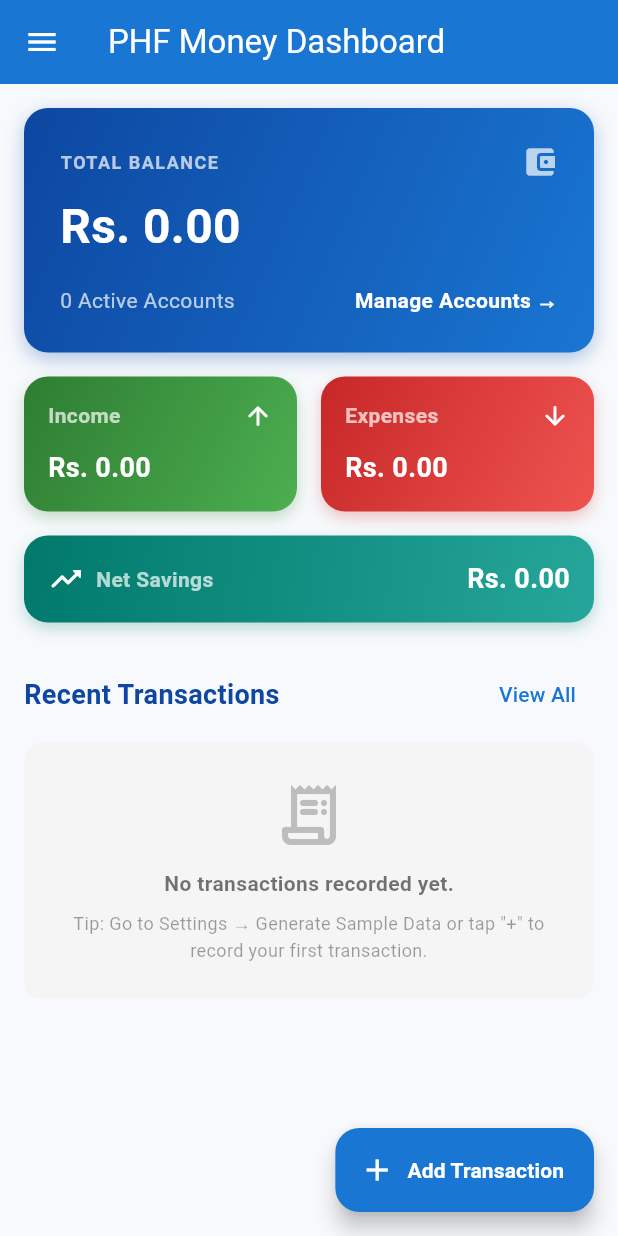
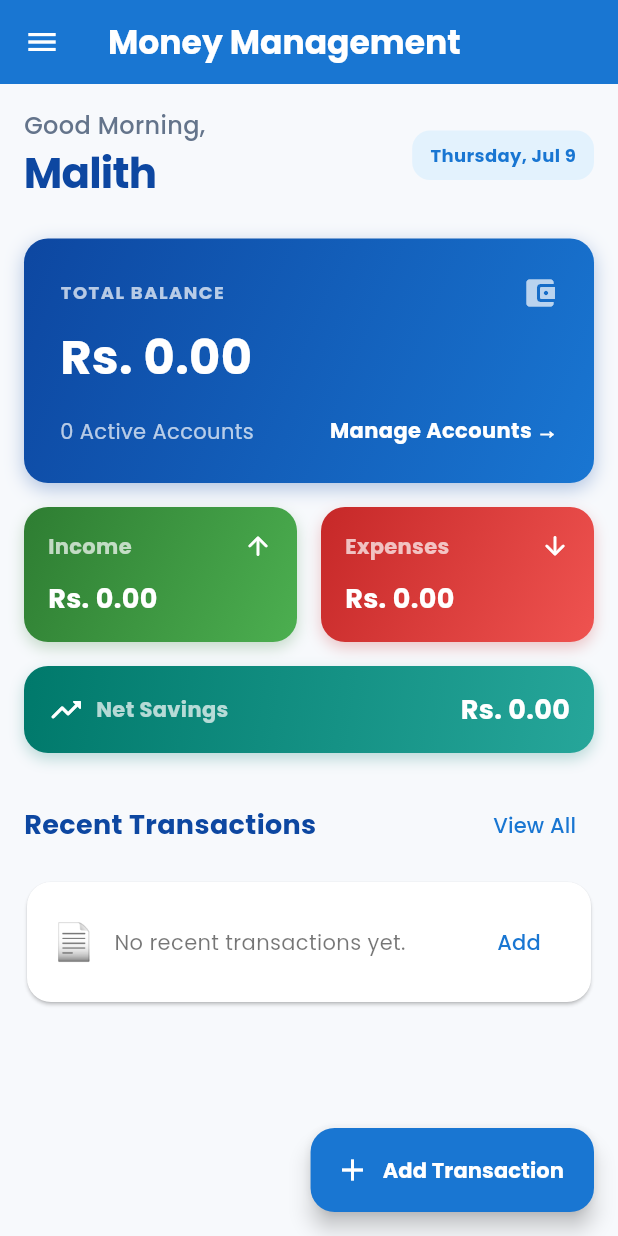
Before and after one commit to MalithShehan/phf_money_management, a Flutter app: the screen it shows after launch, on a phone screen of 412 x 824 dp. Run offline on Flutter 3.47's test engine with Material 3 defaults, Android fonts, the phone set to English and light mode, and no system bars; our stand-ins replace drift, equatable, fl_chart, flutter_riverpod, go_router, google_fonts; accounts and stored records are empty; generated files the repository leaves out were written again; statements that could not run were skipped.

Commit message:
feat: implement responsive grid, Poppins typography, greetings header, recent card styling, and folder alignment

```diff
--- a/lib/app.dart
+++ b/lib/app.dart
@@ -1,5 +1,6 @@
 import 'package:flutter/material.dart';
 import 'package:flutter_riverpod/flutter_riverpod.dart';
+import 'package:google_fonts/google_fonts.dart';
 import 'core/routing/router.dart';
 
 class MyApp extends ConsumerWidget {
@@ -13,6 +14,7 @@ class MyApp extends ConsumerWidget {
       theme: ThemeData(
         useMaterial3: true,
         scaffoldBackgroundColor: const Color(0xFFF7F9FC),
+        textTheme: GoogleFonts.poppinsTextTheme(ThemeData.light().textTheme),
         colorScheme: ColorScheme.fromSeed(
           seedColor: const Color(0xFF1976D2),
           primary: const Color(0xFF1976D2),
@@ -50,6 +52,7 @@ class MyApp extends ConsumerWidget {
       darkTheme: ThemeData(
         useMaterial3: true,
         scaffoldBackgroundColor: const Color(0xFF121212),
+        textTheme: GoogleFonts.poppinsTextTheme(ThemeData.dark().textTheme),
         colorScheme: ColorScheme.fromSeed(
           seedColor: const Color(0xFF1976D2),
           brightness: Brightness.dark,
--- a/lib/features/dashboard/presentation/screens/dashboard_screen.dart
+++ b/lib/features/dashboard/presentation/screens/dashboard_screen.dart
@@ -11,6 +11,69 @@ import 'package:phf_money_management/features/categories/domain/entities/categor
 import 'package:phf_money_management/features/categories/presentation/providers/category_provider.dart';
 import 'package:phf_money_management/features/transactions/domain/entities/transaction.dart';
 import 'package:phf_money_management/features/transactions/presentation/providers/transaction_provider.dart';
+
+String _getGreeting() {
+  final hour = DateTime.now().hour;
+  if (hour < 12) return 'Good Morning';
+  if (hour < 17) return 'Good Afternoon';
+  return 'Good Evening';
+}
+
+Widget _buildLegendItem({
+  required Color color,
+  required String label,
+  required String amount,
+  required String percentage,
+}) {
+  return Row(
+    children: [
+      Container(
+        width: 12,
+        height: 12,
+        decoration: BoxDecoration(
+          color: color,
+          shape: BoxShape.circle,
+        ),
+      ),
+      const SizedBox(width: 8),
+      Expanded(
+        child: Column(
+          crossAxisAlignment: CrossAxisAlignment.start,
+          children: [
+            Row(
+              mainAxisAlignment: MainAxisAlignment.spaceBetween,
+              children: [
+                Text(
+                  label,
+                  style: const TextStyle(
+                    fontWeight: FontWeight.bold,
+                    fontSize: 13,
+                  ),
+                ),
+                Text(
+                  percentage,
+                  style: TextStyle(
+                    color: color,
+                    fontWeight: FontWeight.bold,
+                    fontSize: 13,
+                  ),
+                ),
+              ],
+            ),
+            const SizedBox(height: 2),
+            Text(
+              amount,
+              style: const TextStyle(
+                color: Colors.black54,
+                fontSize: 12,
+              ),
+            ),
+          ],
+        ),
+      ),
+    ],
+  );
+}
 
 class DashboardScreen extends ConsumerWidget {
   const DashboardScreen({super.key});
@@ -81,24 +144,57 @@ class DashboardScreen extends ConsumerWidget {
       }
     }
 
-    return Scaffold(
-      appBar: AppBar(
-        title: const Text('PHF Money Dashboard'),
-        backgroundColor: const Color(0xFF1976D2),
-        foregroundColor: Colors.white,
-      ),
-      drawer: const AppDrawer(),
-      body: (accountState.isLoading ||
-              transactionState.isLoading ||
-              categoryState.isLoading ||
-              budgetState.isLoading)
-          ? const Center(child: CircularProgressIndicator())
-          : SingleChildScrollView(
-              child: Padding(
-                padding: const EdgeInsets.all(16.0),
-                child: Column(
+    final width = MediaQuery.of(context).size.width;
+    final isTablet = width > 768;
+
+    Widget mainContent = Column(
       crossAxisAlignment: CrossAxisAlignment.start,
       children: [
+        // Greeting Header
+        Row(
+          mainAxisAlignment: MainAxisAlignment.spaceBetween,
+          children: [
+            Column(
+              crossAxisAlignment: CrossAxisAlignment.start,
+              children: [
+                Text(
+                  '${_getGreeting()},',
+                  style: const TextStyle(
+                    fontSize: 16,
+                    color: Color(0xFF64748B),
+                    fontWeight: FontWeight.w500,
+                  ),
+                ),
+                const Text(
+                  'Malith',
+                  style: TextStyle(
+                    fontSize: 28,
+                    fontWeight: FontWeight.bold,
+                    color: Color(0xFF0D47A1),
+                    letterSpacing: -0.5,
+                  ),
+                ),
+              ],
+            ),
+            Container(
+              padding: const EdgeInsets.symmetric(horizontal: 12, vertical: 8),
+              decoration: BoxDecoration(
+                color: Colors.blue[50],
+                borderRadius: BorderRadius.circular(12),
+              ),
+              child: Text(
+                DateFormat('EEEE, MMM d').format(DateTime.now()),
+                style: const TextStyle(
+                  color: Color(0xFF1976D2),
+                  fontWeight: FontWeight.bold,
+                  fontSize: 12,
+                ),
+              ),
+            ),
+          ],
+        ),
+        const SizedBox(height: 24),
+
         // 1. Total Balance Card
         Container(
           width: double.infinity,
@@ -312,7 +408,7 @@ class DashboardScreen extends ConsumerWidget {
         ),
         const SizedBox(height: 16),
 
-              // 4. Net Income Card
+        // 4. Net Savings Card
         Container(
           width: double.infinity,
           padding: const EdgeInsets.all(16),
@@ -363,8 +459,12 @@ class DashboardScreen extends ConsumerWidget {
             ],
           ),
         ),
-              const SizedBox(height: 24),
+      ],
+    );
 
+    Widget sideContent = Column(
+      crossAxisAlignment: CrossAxisAlignment.start,
+      children: [
         // 5. Chart (Visual comparison)
         if (monthlyIncome > 0 || monthlyExpense > 0) ...[
           const Text(
@@ -470,37 +570,28 @@ class DashboardScreen extends ConsumerWidget {
           ],
         ),
         const SizedBox(height: 8),
-
-              if (transactionState.isLoading)
-                const Center(
+        if (recentTransactions.isEmpty)
+          Card(
+            elevation: 1,
+            shape: RoundedRectangleBorder(borderRadius: BorderRadius.circular(16)),
             child: Padding(
-                    padding: EdgeInsets.all(16.0),
-                    child: CircularProgressIndicator(),
+              padding: const EdgeInsets.all(16.0),
+              child: Row(
+                children: [
+                  const Text('📄', style: TextStyle(fontSize: 24)),
+                  const SizedBox(width: 12),
+                  const Expanded(
+                    child: Text(
+                      'No recent transactions yet.',
+                      style: TextStyle(color: Colors.black54),
                     ),
-                )
-              else if (transactionState.transactions.isEmpty)
-                Container(
-                  width: double.infinity,
-                  padding: const EdgeInsets.all(24),
-                  decoration: BoxDecoration(
-                    color: Colors.grey[100],
-                    borderRadius: BorderRadius.circular(12),
                   ),
-                  child: Column(
-                    children: [
-                      Icon(Icons.receipt_long_rounded, size: 48, color: Colors.grey[400]),
-                      const SizedBox(height: 12),
-                      const Text(
-                        'No transactions recorded yet.',
-                        style: TextStyle(color: Colors.black54, fontWeight: FontWeight.bold),
-                      ),
-                      const SizedBox(height: 8),
-                      const Text(
-                        'Tip: Go to Settings → Generate Sample Data or tap "+" to record your first transaction.',
-                        textAlign: TextAlign.center,
-                        style: TextStyle(color: Colors.black38, fontSize: 12),
+                  TextButton(
+                    onPressed: () => context.go('/add-transaction'),
+                    child: const Text('Add'),
                   ),
                 ],
+              ),
             ),
           )
         else
@@ -512,44 +603,135 @@ class DashboardScreen extends ConsumerWidget {
               final tx = recentTransactions[index];
               final isIncome = tx.type.toLowerCase() == 'income';
 
-                    // Lookup account name & category name for friendly listing
-                    final accountName = accountState.accounts
-                        .firstWhere((a) => a.id == tx.accountId,
-                            orElse: () => const Account(id: 0, name: 'Unknown Account', balance: 0, type: ''))
-                        .name;
+              final isToday = tx.date.year == now.year && tx.date.month == now.month && tx.date.day == now.day;
+              final dateString = isToday ? 'Today' : DateFormat('yyyy-MM-dd').format(tx.date);
+
+              // Lookup account name & category details for friendly listing
+              final account = accountState.accounts.firstWhere(
+                (a) => a.id == tx.accountId,
+                orElse: () => const Account(id: 0, name: 'Unknown Account', balance: 0, type: ''),
+              );
+
+              final category = categoryState.categories.firstWhere(
+                (c) => c.id == tx.categoryId,
+                orElse: () => const Category(id: 0, name: 'General', type: 'Expense'),
+              );
+
+              final emoji = category.name.toLowerCase().contains('salary')
+                  ? '💳'
+                  : (isIncome ? '⬆️' : '⬇️');
 
               return Card(
                 margin: const EdgeInsets.symmetric(vertical: 6),
-                      child: ListTile(
-                        leading: CircleAvatar(
-                          backgroundColor: isIncome ? Colors.green[100] : Colors.red[100],
-                          child: Icon(
-                            isIncome ? Icons.arrow_upward_rounded : Icons.arrow_downward_rounded,
-                            color: isIncome ? Colors.green[800] : Colors.red[800],
+                elevation: 0.5,
+                shape: RoundedRectangleBorder(
+                  borderRadius: BorderRadius.circular(16),
+                ),
+                child: Padding(
+                  padding: const EdgeInsets.all(16.0),
+                  child: Row(
+                    children: [
+                      Container(
+                        padding: const EdgeInsets.all(10),
+                        decoration: BoxDecoration(
+                          color: isIncome ? const Color(0xFFE8F5E9) : const Color(0xFFFFEBEE),
+                          shape: BoxShape.circle,
+                        ),
+                        child: Text(
+                          emoji,
+                          style: const TextStyle(fontSize: 18),
                         ),
                       ),
-                        title: Text(
+                      const SizedBox(width: 16),
+                      Expanded(
+                        child: Column(
+                          crossAxisAlignment: CrossAxisAlignment.start,
+                          children: [
+                            Text(
                               tx.description != null && tx.description!.isNotEmpty
                                   ? tx.description!
-                              : (isIncome ? 'Income Source' : 'Expense Detail'),
-                          style: const TextStyle(fontWeight: FontWeight.bold),
+                                  : category.name,
+                              style: const TextStyle(
+                                  fontWeight: FontWeight.bold,
+                                  fontSize: 15,
+                                  color: Color(0xFF1E293B)),
                             ),
-                        subtitle: Text(
-                          '$accountName • ${DateFormat('yyyy-MM-dd').format(tx.date)}',
-                          style: const TextStyle(fontSize: 12),
+                            const SizedBox(height: 4),
+                            Text(
+                              '$dateString • ${account.name}',
+                              style: const TextStyle(
+                                fontSize: 12,
+                                color: Color(0xFF64748B),
                               ),
-                        trailing: Text(
+                            ),
+                          ],
+                        ),
+                      ),
+                      Text(
                         '${isIncome ? '+' : '-'}${currencyFormat.format(tx.amount)}',
                         style: TextStyle(
-                            color: isIncome ? Colors.green[800] : Colors.red[800],
+                          color: isIncome ? const Color(0xFF2E7D32) : const Color(0xFFC62828),
                           fontWeight: FontWeight.bold,
                           fontSize: 16,
                         ),
+                      ),
+                    ],
                   ),
                 ),
               );
             },
           ),
+      ],
+    );
+
+    return Scaffold(
+      appBar: AppBar(
+        title: const Text(
+          'Money Management',
+          style: TextStyle(fontWeight: FontWeight.bold),
+        ),
+        backgroundColor: const Color(0xFF1976D2),
+        foregroundColor: Colors.white,
+      ),
+      drawer: const AppDrawer(),
+      body: (accountState.isLoading ||
+              transactionState.isLoading ||
+              categoryState.isLoading ||
+              budgetState.isLoading)
+          ? const Center(child: CircularProgressIndicator())
+          : isTablet
+              ? Row(
+                  crossAxisAlignment: CrossAxisAlignment.start,
+                  children: [
+                    Expanded(
+                      flex: 5,
+                      child: SingleChildScrollView(
+                        child: Padding(
+                          padding: const EdgeInsets.all(16.0),
+                          child: mainContent,
+                        ),
+                      ),
+                    ),
+                    const VerticalDivider(width: 1),
+                    Expanded(
+                      flex: 5,
+                      child: SingleChildScrollView(
+                        child: Padding(
+                          padding: const EdgeInsets.all(16.0),
+                          child: sideContent,
+                        ),
+                      ),
+                    ),
+                  ],
+                )
+              : SingleChildScrollView(
+                  child: Padding(
+                    padding: const EdgeInsets.all(16.0),
+                    child: Column(
+                      children: [
+                        mainContent,
+                        const SizedBox(height: 24),
+                        sideContent,
                       ],
                     ),
                   ),
@@ -565,60 +747,4 @@ class DashboardScreen extends ConsumerWidget {
       ),
     );
   }
-
-  Widget _buildLegendItem({
-    required Color color,
-    required String label,
-    required String amount,
-    required String percentage,
-  }) {
-    return Row(
-      children: [
-        Container(
-          width: 12,
-          height: 12,
-          decoration: BoxDecoration(
-            color: color,
-            shape: BoxShape.circle,
-          ),
-        ),
-        const SizedBox(width: 8),
-        Expanded(
-          child: Column(
-            crossAxisAlignment: CrossAxisAlignment.start,
-            children: [
-              Row(
-                mainAxisAlignment: MainAxisAlignment.spaceBetween,
-                children: [
-                  Text(
-                    label,
-                    style: const TextStyle(
-                      fontWeight: FontWeight.bold,
-                      fontSize: 13,
-                    ),
-                  ),
-                  Text(
-                    percentage,
-                    style: TextStyle(
-                      color: color,
-                      fontWeight: FontWeight.bold,
-                      fontSize: 13,
-                    ),
-                  ),
-                ],
-              ),
-              const SizedBox(height: 2),
-              Text(
-                amount,
-                style: const TextStyle(
-                  color: Colors.black54,
-                  fontSize: 12,
-                ),
-              ),
-            ],
-          ),
-        ),
-      ],
-    );
 }
-}
--- a/pubspec.yaml
+++ b/pubspec.yaml
@@ -45,6 +45,7 @@ dependencies:
   fl_chart: ^1.2.0
   equatable: ^2.1.0
   path: ^1.9.1
+  google_fonts: ^8.1.0
 
 dev_dependencies:
   flutter_test:
```
Also changed, not shown: pubspec.lock, 4 other files. Lines whose indentation alone changed are shown as unchanged.
